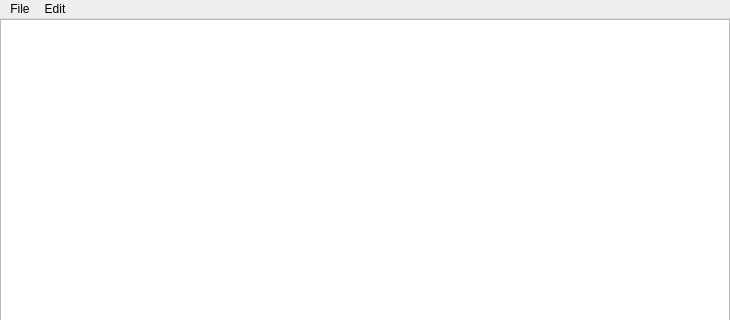
The window that Qt/mainwindow.ui (gabrielecanesi/CPP-Final-Exam) describes before a commit, drawn with Qt 5; both pictures show x 0 to 730 and y 0 to 320 of the 730 by 575 pixel window.
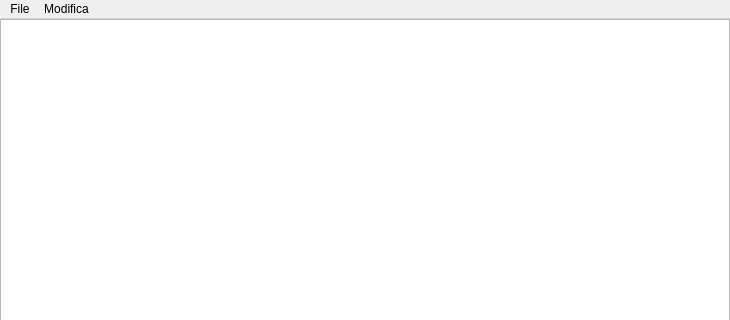
The same window after the commit.

What changed in the file:
```diff
--- a/Qt/mainwindow.ui
+++ b/Qt/mainwindow.ui
@@ -105,7 +105,7 @@
    </widget>
    <widget class="QMenu" name="menuEdit">
     <property name="title">
-     <string>Edit</string>
+     <string>Modifica</string>
     </property>
     <addaction name="actionFind"/>
    </widget>
```
